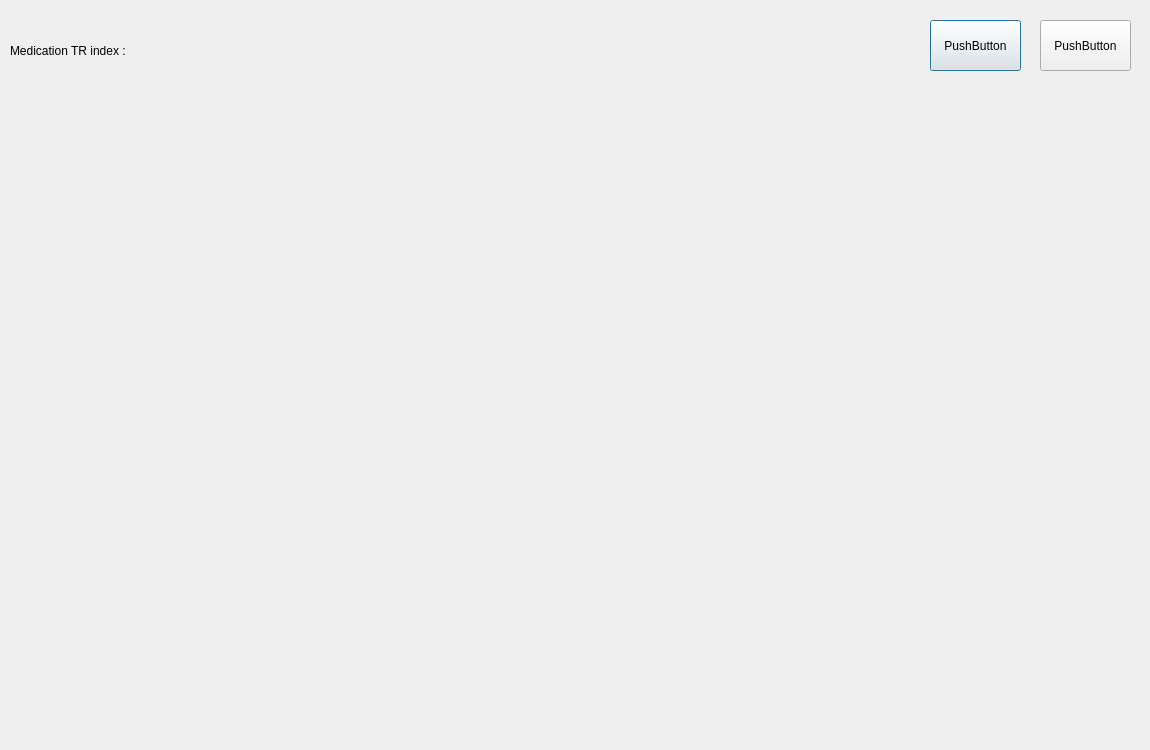
Before: the Qt Designer form dialog/trDetail.ui in youngwookSong/bwave_gui, drawn with Qt 5.
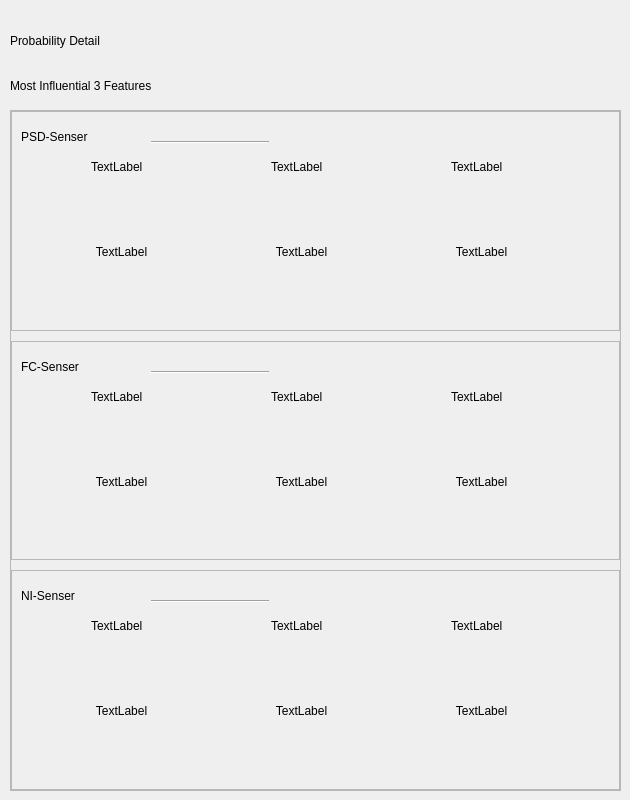
After: the same form once the commit is applied.

```diff
--- a/dialog/trDetail.ui
+++ b/dialog/trDetail.ui
@@ -6,20 +6,20 @@
    <rect>
     <x>0</x>
     <y>0</y>
-    <width>1150</width>
-    <height>750</height>
+    <width>630</width>
+    <height>800</height>
    </rect>
   </property>
   <property name="minimumSize">
    <size>
-    <width>1150</width>
-    <height>750</height>
+    <width>610</width>
+    <height>800</height>
    </size>
   </property>
   <property name="maximumSize">
    <size>
-    <width>1150</width>
-    <height>750</height>
+    <width>630</width>
+    <height>800</height>
    </size>
   </property>
   <property name="windowTitle">
@@ -29,8 +29,8 @@
    <property name="geometry">
     <rect>
      <x>10</x>
-     <y>20</y>
-     <width>851</width>
+     <y>10</y>
+     <width>301</width>
      <height>61</height>
     </rect>
    </property>
@@ -38,34 +38,435 @@
     <string notr="true">font: 90 28pt &quot;맑은 고딕&quot;;</string>
    </property>
    <property name="text">
-    <string>Medication TR index : </string>
+    <string>Probability Detail</string>
    </property>
   </widget>
-  <widget class="QPushButton" name="pushButton">
+  <widget class="QLabel" name="label_2">
    <property name="geometry">
     <rect>
-     <x>930</x>
-     <y>20</y>
-     <width>91</width>
-     <height>51</height>
+     <x>10</x>
+     <y>70</y>
+     <width>501</width>
+     <height>31</height>
     </rect>
    </property>
+   <property name="styleSheet">
+    <string notr="true">font: 90 24pt &quot;맑은 고딕&quot;;</string>
+   </property>
    <property name="text">
-    <string>PushButton</string>
+    <string>Most Influential 3 Features</string>
    </property>
   </widget>
-  <widget class="QPushButton" name="pushButton_2">
+  <widget class="QFrame" name="frame">
    <property name="geometry">
     <rect>
-     <x>1040</x>
-     <y>20</y>
-     <width>91</width>
-     <height>51</height>
+     <x>10</x>
+     <y>110</y>
+     <width>611</width>
+     <height>681</height>
     </rect>
    </property>
-   <property name="text">
-    <string>PushButton</string>
+   <property name="frameShape">
+    <enum>QFrame::StyledPanel</enum>
    </property>
+   <property name="frameShadow">
+    <enum>QFrame::Raised</enum>
+   </property>
+   <layout class="QVBoxLayout" name="verticalLayout">
+    <property name="spacing">
+     <number>10</number>
+    </property>
+    <property name="leftMargin">
+     <number>0</number>
+    </property>
+    <property name="topMargin">
+     <number>0</number>
+    </property>
+    <property name="rightMargin">
+     <number>0</number>
+    </property>
+    <property name="bottomMargin">
+     <number>0</number>
+    </property>
+    <item>
+     <widget class="QFrame" name="frame_2">
+      <property name="frameShape">
+       <enum>QFrame::StyledPanel</enum>
+      </property>
+      <property name="frameShadow">
+       <enum>QFrame::Raised</enum>
+      </property>
+      <widget class="QLabel" name="label_3">
+       <property name="geometry">
+        <rect>
+         <x>10</x>
+         <y>10</y>
+         <width>121</width>
+         <height>31</height>
+        </rect>
+       </property>
+       <property name="styleSheet">
+        <string notr="true">font: 90 16pt &quot;맑은 고딕&quot;;</string>
+       </property>
+       <property name="text">
+        <string>PSD-Senser</string>
+       </property>
+      </widget>
+      <widget class="QLabel" name="label_4">
+       <property name="geometry">
+        <rect>
+         <x>80</x>
+         <y>50</y>
+         <width>56</width>
+         <height>12</height>
+        </rect>
+       </property>
+       <property name="text">
+        <string>TextLabel</string>
+       </property>
+      </widget>
+      <widget class="QLabel" name="label_5">
+       <property name="geometry">
+        <rect>
+         <x>40</x>
+         <y>70</y>
+         <width>141</width>
+         <height>141</height>
+        </rect>
+       </property>
+       <property name="text">
+        <string>TextLabel</string>
+       </property>
+       <property name="alignment">
+        <set>Qt::AlignCenter</set>
+       </property>
+      </widget>
+      <widget class="QLabel" name="label_6">
+       <property name="geometry">
+        <rect>
+         <x>260</x>
+         <y>50</y>
+         <width>56</width>
+         <height>12</height>
+        </rect>
+       </property>
+       <property name="text">
+        <string>TextLabel</string>
+       </property>
+      </widget>
+      <widget class="QLabel" name="label_7">
+       <property name="geometry">
+        <rect>
+         <x>220</x>
+         <y>70</y>
+         <width>141</width>
+         <height>141</height>
+        </rect>
+       </property>
+       <property name="text">
+        <string>TextLabel</string>
+       </property>
+       <property name="alignment">
+        <set>Qt::AlignCenter</set>
+       </property>
+      </widget>
+      <widget class="QLabel" name="label_8">
+       <property name="geometry">
+        <rect>
+         <x>440</x>
+         <y>50</y>
+         <width>56</width>
+         <height>12</height>
+        </rect>
+       </property>
+       <property name="text">
+        <string>TextLabel</string>
+       </property>
+      </widget>
+      <widget class="QLabel" name="label_9">
+       <property name="geometry">
+        <rect>
+         <x>400</x>
+         <y>70</y>
+         <width>141</width>
+         <height>141</height>
+        </rect>
+       </property>
+       <property name="text">
+        <string>TextLabel</string>
+       </property>
+       <property name="alignment">
+        <set>Qt::AlignCenter</set>
+       </property>
+      </widget>
+      <widget class="Line" name="line">
+       <property name="geometry">
+        <rect>
+         <x>140</x>
+         <y>30</y>
+         <width>118</width>
+         <height>3</height>
+        </rect>
+       </property>
+       <property name="orientation">
+        <enum>Qt::Horizontal</enum>
+       </property>
+      </widget>
+     </widget>
+    </item>
+    <item>
+     <widget class="QFrame" name="frame_3">
+      <property name="frameShape">
+       <enum>QFrame::StyledPanel</enum>
+      </property>
+      <property name="frameShadow">
+       <enum>QFrame::Raised</enum>
+      </property>
+      <widget class="QLabel" name="label_17">
+       <property name="geometry">
+        <rect>
+         <x>440</x>
+         <y>50</y>
+         <width>56</width>
+         <height>12</height>
+        </rect>
+       </property>
+       <property name="text">
+        <string>TextLabel</string>
+       </property>
+      </widget>
+      <widget class="QLabel" name="label_18">
+       <property name="geometry">
+        <rect>
+         <x>400</x>
+         <y>70</y>
+         <width>141</width>
+         <height>141</height>
+        </rect>
+       </property>
+       <property name="text">
+        <string>TextLabel</string>
+       </property>
+       <property name="alignment">
+        <set>Qt::AlignCenter</set>
+       </property>
+      </widget>
+      <widget class="Line" name="line_3">
+       <property name="geometry">
+        <rect>
+         <x>140</x>
+         <y>30</y>
+         <width>118</width>
+         <height>3</height>
+        </rect>
+       </property>
+       <property name="orientation">
+        <enum>Qt::Horizontal</enum>
+       </property>
+      </widget>
+      <widget class="QLabel" name="label_19">
+       <property name="geometry">
+        <rect>
+         <x>260</x>
+         <y>50</y>
+         <width>56</width>
+         <height>12</height>
+        </rect>
+       </property>
+       <property name="text">
+        <string>TextLabel</string>
+       </property>
+      </widget>
+      <widget class="QLabel" name="label_20">
+       <property name="geometry">
+        <rect>
+         <x>10</x>
+         <y>10</y>
+         <width>121</width>
+         <height>31</height>
+        </rect>
+       </property>
+       <property name="styleSheet">
+        <string notr="true">font: 90 16pt &quot;맑은 고딕&quot;;</string>
+       </property>
+       <property name="text">
+        <string>FC-Senser</string>
+       </property>
+      </widget>
+      <widget class="QLabel" name="label_21">
+       <property name="geometry">
+        <rect>
+         <x>80</x>
+         <y>50</y>
+         <width>56</width>
+         <height>12</height>
+        </rect>
+       </property>
+       <property name="text">
+        <string>TextLabel</string>
+       </property>
+      </widget>
+      <widget class="QLabel" name="label_22">
+       <property name="geometry">
+        <rect>
+         <x>220</x>
+         <y>70</y>
+         <width>141</width>
+         <height>141</height>
+        </rect>
+       </property>
+       <property name="text">
+        <string>TextLabel</string>
+       </property>
+       <property name="alignment">
+        <set>Qt::AlignCenter</set>
+       </property>
+      </widget>
+      <widget class="QLabel" name="label_23">
+       <property name="geometry">
+        <rect>
+         <x>40</x>
+         <y>70</y>
+         <width>141</width>
+         <height>141</height>
+        </rect>
+       </property>
+       <property name="text">
+        <string>TextLabel</string>
+       </property>
+       <property name="alignment">
+        <set>Qt::AlignCenter</set>
+       </property>
+      </widget>
+     </widget>
+    </item>
+    <item>
+     <widget class="QFrame" name="frame_4">
+      <property name="frameShape">
+       <enum>QFrame::StyledPanel</enum>
+      </property>
+      <property name="frameShadow">
+       <enum>QFrame::Raised</enum>
+      </property>
+      <widget class="Line" name="line_4">
+       <property name="geometry">
+        <rect>
+         <x>140</x>
+         <y>30</y>
+         <width>118</width>
+         <height>3</height>
+        </rect>
+       </property>
+       <property name="orientation">
+        <enum>Qt::Horizontal</enum>
+       </property>
+      </widget>
+      <widget class="QLabel" name="label_24">
+       <property name="geometry">
+        <rect>
+         <x>400</x>
+         <y>70</y>
+         <width>141</width>
+         <height>141</height>
+        </rect>
+       </property>
+       <property name="text">
+        <string>TextLabel</string>
+       </property>
+       <property name="alignment">
+        <set>Qt::AlignCenter</set>
+       </property>
+      </widget>
+      <widget class="QLabel" name="label_25">
+       <property name="geometry">
+        <rect>
+         <x>220</x>
+         <y>70</y>
+         <width>141</width>
+         <height>141</height>
+        </rect>
+       </property>
+       <property name="text">
+        <string>TextLabel</string>
+       </property>
+       <property name="alignment">
+        <set>Qt::AlignCenter</set>
+       </property>
+      </widget>
+      <widget class="QLabel" name="label_26">
+       <property name="geometry">
+        <rect>
+         <x>440</x>
+         <y>50</y>
+         <width>56</width>
+         <height>12</height>
+        </rect>
+       </property>
+       <property name="text">
+        <string>TextLabel</string>
+       </property>
+      </widget>
+      <widget class="QLabel" name="label_27">
+       <property name="geometry">
+        <rect>
+         <x>80</x>
+         <y>50</y>
+         <width>56</width>
+         <height>12</height>
+        </rect>
+       </property>
+       <property name="text">
+        <string>TextLabel</string>
+       </property>
+      </widget>
+      <widget class="QLabel" name="label_28">
+       <property name="geometry">
+        <rect>
+         <x>10</x>
+         <y>10</y>
+         <width>121</width>
+         <height>31</height>
+        </rect>
+       </property>
+       <property name="styleSheet">
+        <string notr="true">font: 90 16pt &quot;맑은 고딕&quot;;</string>
+       </property>
+       <property name="text">
+        <string>NI-Senser</string>
+       </property>
+      </widget>
+      <widget class="QLabel" name="label_29">
+       <property name="geometry">
+        <rect>
+         <x>260</x>
+         <y>50</y>
+         <width>56</width>
+         <height>12</height>
+        </rect>
+       </property>
+       <property name="text">
+        <string>TextLabel</string>
+       </property>
+      </widget>
+      <widget class="QLabel" name="label_30">
+       <property name="geometry">
+        <rect>
+         <x>40</x>
+         <y>70</y>
+         <width>141</width>
+         <height>141</height>
+        </rect>
+       </property>
+       <property name="text">
+        <string>TextLabel</string>
+       </property>
+       <property name="alignment">
+        <set>Qt::AlignCenter</set>
+       </property>
+      </widget>
+     </widget>
+    </item>
+   </layout>
   </widget>
  </widget>
  <resources/>
```
